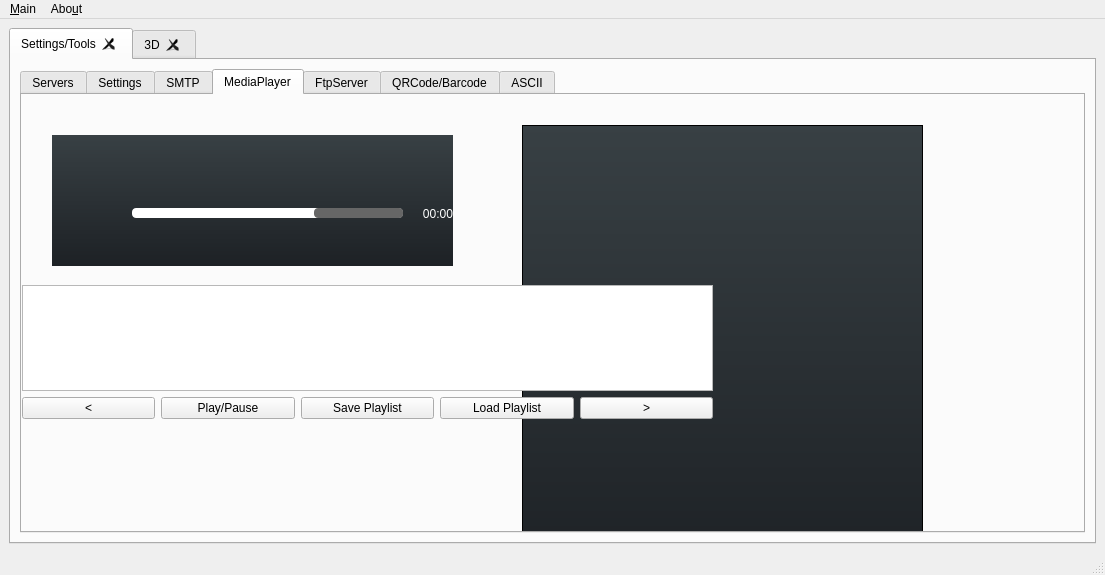
netpipe/cannachat, file mainwindow.ui: the form before one commit.
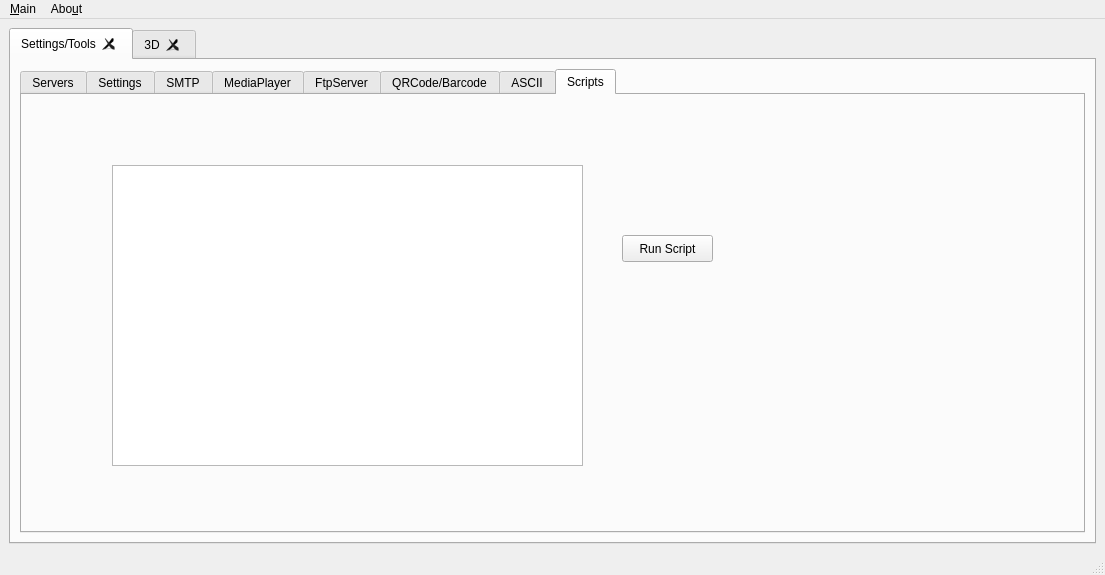
The form after the commit. Icons and pictures are not drawn.

Patch:
```diff
--- a/mainwindow.ui
+++ b/mainwindow.ui
@@ -34,7 +34,7 @@
         <item row="0" column="0">
          <widget class="QTabWidget" name="tabWidget_2">
           <property name="currentIndex">
-           <number>3</number>
+           <number>7</number>
           </property>
           <widget class="QWidget" name="tab_2">
            <attribute name="title">
@@ -1494,6 +1494,34 @@
             </item>
            </layout>
           </widget>
+          <widget class="QWidget" name="tab_13">
+           <attribute name="title">
+            <string>Scripts</string>
+           </attribute>
+           <widget class="QPushButton" name="pushButton">
+            <property name="geometry">
+             <rect>
+              <x>600</x>
+              <y>140</y>
+              <width>91</width>
+              <height>27</height>
+             </rect>
+            </property>
+            <property name="text">
+             <string>Run Script</string>
+            </property>
+           </widget>
+           <widget class="QListWidget" name="listWidget_2">
+            <property name="geometry">
+             <rect>
+              <x>90</x>
+              <y>70</y>
+              <width>471</width>
+              <height>301</height>
+             </rect>
+            </property>
+           </widget>
+          </widget>
          </widget>
         </item>
        </layout>
```
